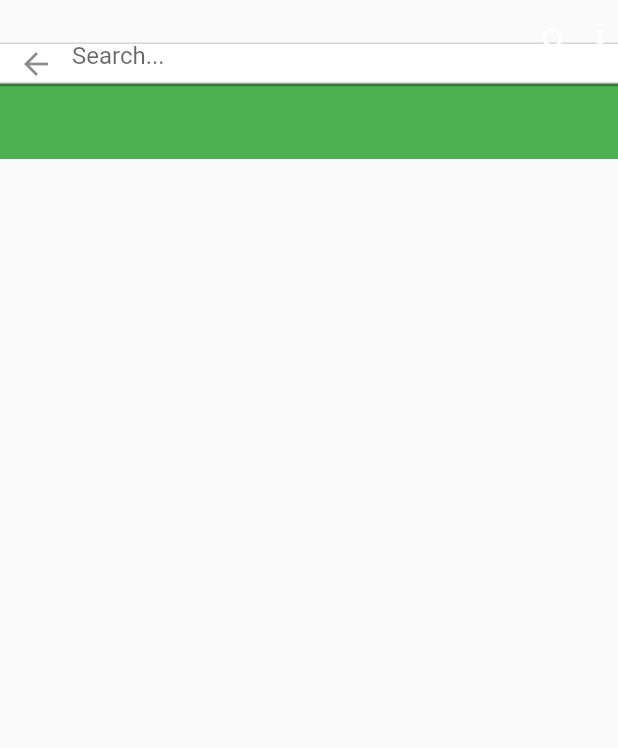
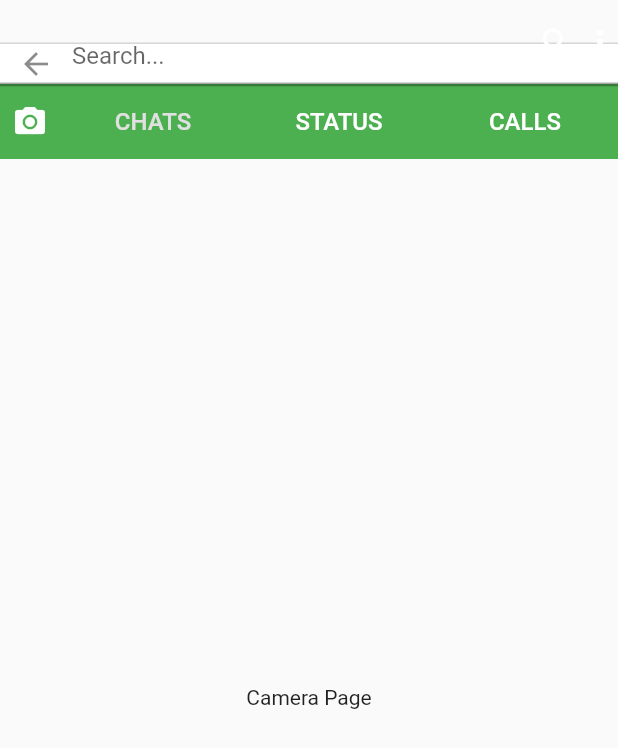
Before and after one commit to prostreet1212/whatsapp_clone, a Flutter app: the HomeScreen screen opened directly, after a tap on the "search" icon, on a phone screen of 412 x 824 dp. Shown: the top 748 px of the screen. Run offline on Flutter 3.47's test engine with Material 3 defaults, Android fonts, the phone set to English and light mode, and no system bars; our stand-ins replace pin_code_fields; missing offline and left inert: country_pickers.

Commit message:
home page ui

```diff
--- /dev/null
+++ b/lib/presentation/pages/calls_page.dart
@@ -0,0 +1,14 @@
+import 'package:flutter/material.dart';
+
+class CallsPage extends StatelessWidget {
+  const CallsPage({Key? key}) : super(key: key);
+
+  @override
+  Widget build(BuildContext context) {
+    return Scaffold(
+      body: Center(
+        child: Text('Calls Page'),
+      ),
+    );
+  }
+}
--- /dev/null
+++ b/lib/presentation/pages/camera_page.dart
@@ -0,0 +1,14 @@
+import 'package:flutter/material.dart';
+
+class CameraPage extends StatelessWidget {
+  const CameraPage({Key? key}) : super(key: key);
+
+  @override
+  Widget build(BuildContext context) {
+    return Scaffold(
+      body: Center(
+        child: Text('Camera Page'),
+      ),
+    );
+  }
+}
--- /dev/null
+++ b/lib/presentation/pages/chat_page.dart
@@ -0,0 +1,14 @@
+import 'package:flutter/material.dart';
+
+class ChatPage extends StatelessWidget {
+  const ChatPage({Key? key}) : super(key: key);
+
+  @override
+  Widget build(BuildContext context) {
+    return Scaffold(
+      body: Center(
+        child: Text('Chat Page'),
+      ),
+    );
+  }
+}
--- /dev/null
+++ b/lib/presentation/pages/status_page.dart
@@ -0,0 +1,14 @@
+import 'package:flutter/material.dart';
+
+class StatusPage extends StatelessWidget {
+  const StatusPage({Key? key}) : super(key: key);
+
+  @override
+  Widget build(BuildContext context) {
+    return Scaffold(
+      body: Center(
+        child: Text('Status Page'),
+      ),
+    );
+  }
+}
--- a/lib/presentation/screens/home_screen.dart
+++ b/lib/presentation/screens/home_screen.dart
@@ -1,6 +1,11 @@
 import 'package:flutter/material.dart';
 import 'package:whatsapp_clone/presentation/widgets/custom_tab_bar.dart';
 import 'package:whatsapp_clone/presentation/widgets/theme/style.dart';
+
+import '../pages/calls_page.dart';
+import '../pages/camera_page.dart';
+import '../pages/chat_page.dart';
+import '../pages/status_page.dart';
 
 class HomeScreen extends StatefulWidget {
   const HomeScreen({Key? key}) : super(key: key);
@@ -11,6 +16,9 @@ class HomeScreen extends StatefulWidget {
 
 class _HomeScreenState extends State<HomeScreen> {
   bool _isSearch = false;
+  int _currentPageIndex=1;
+  PageController _pageViewController=PageController(initialPage: 1);
+  List<Widget> _pages=[CameraPage(),ChatPage(),StatusPage(),CallsPage()];
 
   _buildScreen() {
     return Container(
@@ -70,7 +78,19 @@ class _HomeScreenState extends State<HomeScreen> {
       ),
       body: Column(
         children: [
-          CustomTabBar(),
+          CustomTabBar(index: 0,),
+          Expanded(
+              child: PageView.builder(
+                itemCount: _pages.length,
+                  controller: _pageViewController,
+                  onPageChanged: (index){
+                  setState(() {
+                    _currentPageIndex=index;
+                  });
+                  },
+                  itemBuilder: (_,index){
+                  return _pages[index];
+                  }))
         ],
       ),
     );
--- a/lib/presentation/widgets/custom_tab_bar.dart
+++ b/lib/presentation/widgets/custom_tab_bar.dart
@@ -2,7 +2,9 @@ import 'package:flutter/material.dart';
 import 'package:whatsapp_clone/presentation/widgets/theme/style.dart';
 
 class CustomTabBar extends StatelessWidget {
-  const CustomTabBar({Key? key}) : super(key: key);
+  final int index;
+
+  const CustomTabBar({Key? key, required this.index}) : super(key: key);
 
   @override
   Widget build(BuildContext context) {
@@ -11,6 +13,75 @@ class CustomTabBar extends StatelessWidget {
       decoration: BoxDecoration(
         color: primaryColor,
       ),
+      child: Row(
+        children: [
+          Container(
+            width: 40,
+            child: Icon(
+              Icons.camera_alt,
+              color: Colors.white,
+            ),
+          ),
+          Expanded(
+            child: CustomTabBarButton(
+              text: 'CHATS',
+              textColor: index == 1? textIconColor  : textIconColorGray,
+              borderColor: index == 1?textIconColorGray:Colors.transparent,
+              borderWidth: 0,//?
+            ),
+          ),
+          Expanded(
+            child: CustomTabBarButton(
+              text: 'STATUS',
+              textColor: Colors.white,
+              borderColor: Colors.transparent,
+              borderWidth: 0,
+            ),
+          ),
+          Expanded(
+            child: CustomTabBarButton(
+              text: 'CALLS',
+              textColor: Colors.white,
+              borderColor: Colors.transparent,
+              borderWidth: 0,
+            ),
+          ),
+        ],
+      ),
     );
   }
 }
+
+class CustomTabBarButton extends StatelessWidget {
+  const CustomTabBarButton({
+    Key? key,
+    required this.text,
+    required this.borderColor,
+    required this.textColor,
+     required this.borderWidth,
+  }) : super(key: key);
+
+  final String text;
+  final Color borderColor;
+  final Color textColor;
+  final double borderWidth;
+
+  @override
+  Widget build(BuildContext context) {
+    return Container(
+      alignment: Alignment.center,
+      decoration: BoxDecoration(
+          border: Border(
+        bottom: BorderSide(color: borderColor, width: borderWidth),
+      )),
+      child: Text(
+        text,
+        style: TextStyle(
+          fontSize: 16,
+          fontWeight: FontWeight.w500,
+          color: textColor,
+        ),
+      ),
+    );
+  }
+}
```
